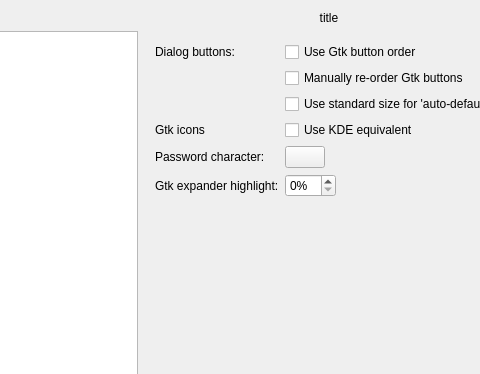
This is qt5/config/qtcurveconfigbase.ui in KDE/qtcurve as Qt 5 draws it before an edit; both pictures show x 104 to 584 and y 0 to 374 of the 866 by 587 pixel window. The edited form follows.
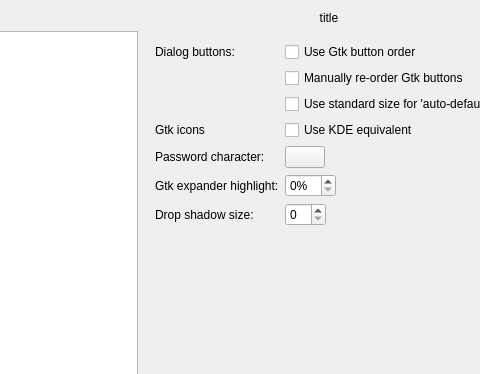
This is the edited form. The open tabs and pages were chosen to show the change. Custom widgets are drawn as their Qt base class.

Commit message:
Make X11 drop shadow size configurable
This change puts the size of drop shadows behind drop-down menus and other
GUI elements under user control.

Diff of the .ui file:
```diff
--- a/qt5/config/qtcurveconfigbase.ui
+++ b/qt5/config/qtcurveconfigbase.ui
@@ -3823,6 +3823,20 @@
          </property>
         </widget>
        </item>
+       <item row="6" column="0">
+        <widget class="QLabel" name="shadowSizeLabel">
+         <property name="text">
+          <string>Drop shadow size:</string>
+         </property>
+        </widget>
+       </item>
+       <item row="6" column="1">
+        <widget class="QSpinBox" name="dropShadowSize">
+         <property name="toolTip">
+          <string>&lt;p&gt;Sets the base value used for determining drop shadow sizes.&lt;/p&gt;&lt;p&gt;X11 only.</string>
+         </property>
+        </widget>
+       </item>
       </layout>
      </widget>
      <widget class="QWidget" name="page_26">
```
The commit also changes 11 other files.
